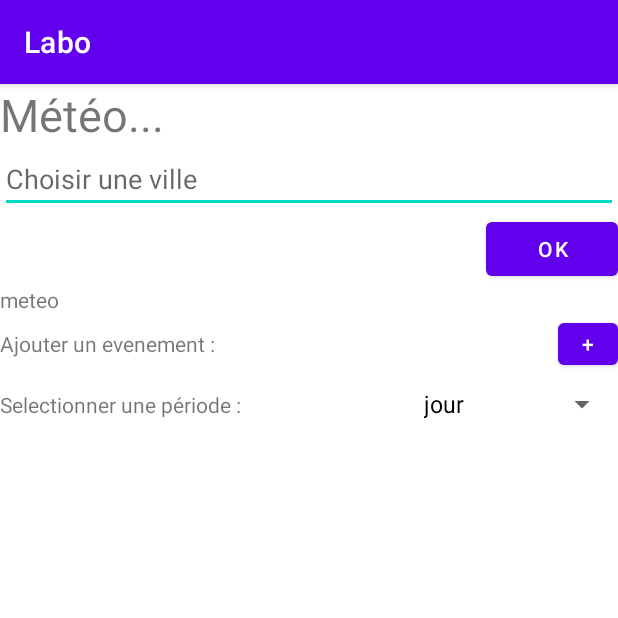
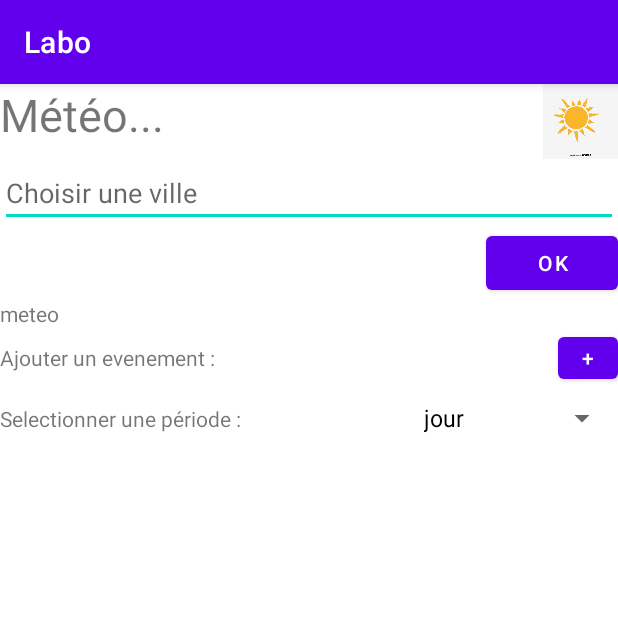
Before and after one commit to marieThielens/evenement, an Android app: the screen it shows after launch (MainActivity), on a phone screen of 412 x 824 dp, the top half of it. Run offline under Robolectric (Android 15) with nearby library versions, the phone set to English and light mode, and no system bars; 2 statements that could not run were skipped.

Commit message:
animation du soleil

```diff
--- a/app/src/main/java/com/example/labo/MainActivity.java
+++ b/app/src/main/java/com/example/labo/MainActivity.java
@@ -4,6 +4,7 @@ import androidx.appcompat.app.AlertDialog;
 import androidx.appcompat.app.AppCompatActivity;
 import androidx.fragment.app.FragmentManager;
 import androidx.fragment.app.FragmentTransaction;
+import androidx.recyclerview.widget.ItemTouchHelper;
 import androidx.recyclerview.widget.LinearLayoutManager;
 import androidx.recyclerview.widget.RecyclerView;
 
@@ -31,6 +32,8 @@ import java.util.List;
 
 // implements pour mon spinner (comme input select )
 public class MainActivity extends AppCompatActivity  implements AdapterView.OnItemSelectedListener {
+
+
     String[] periode = {"jour", "semaine", "mois"};
 
     private List<Activity> activities = new ArrayList<>();
--- a/app/src/main/java/com/example/labo/MeteoFragment.java
+++ b/app/src/main/java/com/example/labo/MeteoFragment.java
@@ -1,16 +1,25 @@
 package com.example.labo;
 
+import android.animation.ObjectAnimator;
+import android.content.res.Resources;
+import android.graphics.drawable.Drawable;
 import android.os.AsyncTask;
 import android.os.Bundle;
 
+import androidx.core.content.ContextCompat;
+import androidx.core.content.res.ResourcesCompat;
 import androidx.fragment.app.Fragment;
 
 import android.util.Log;
 import android.view.LayoutInflater;
 import android.view.View;
 import android.view.ViewGroup;
+import android.view.animation.Animation;
+import android.view.animation.LinearInterpolator;
+import android.view.animation.RotateAnimation;
 import android.widget.Button;
 import android.widget.EditText;
+import android.widget.ImageView;
 import android.widget.TextView;
 
 import com.example.labo.api.RequeteMeteo;
@@ -23,36 +32,32 @@ public class MeteoFragment extends Fragment {
     TextView tvMeteo;
     EditText choixVille;
     Button btnChoixVille;
+    ImageView soleil;
 
-    // the fragment initialization parameters, e.g. ARG_ITEM_NUMBER
-    private static final String PARAM_METEO = "DateMeteo";
 
     public MeteoFragment() {
         // Required empty public constructor
     }
-    public static MeteoFragment newInstance(LocalDate dateMeteo) {
-        MeteoFragment fragment = new MeteoFragment();
-        Bundle args = new Bundle();
-        args.putString(PARAM_METEO, dateMeteo.toString());
-        fragment.setArguments(args);
-        return fragment;
-    }
 
-    @Override
-    public void onCreate(Bundle savedInstanceState) {
-        super.onCreate(savedInstanceState);
-        if (getArguments() != null) {
-            DateMeteo = LocalDate.parse(getArguments().getString(PARAM_METEO));
 
-        }
-    }
 
     @Override
     // est appelé lorque la vue  associée au fragment est crée
     public View onCreateView(LayoutInflater inflater, ViewGroup container,Bundle savedInstanceState) {
 
+
         // Inflate the layout for this fragment
         View v = inflater.inflate(R.layout.fragment_meteo, container, false);
+
+        // Animer le soleil ........................
+        soleil = v.findViewById(R.id.img_soleil);
+
+        RotateAnimation animation = new RotateAnimation(0.0f, 360.0f,Animation.RELATIVE_TO_SELF,0.5f, Animation.RELATIVE_TO_SELF, 0.5f);
+        animation.setInterpolator(new LinearInterpolator());
+        animation.setRepeatCount(Animation.INFINITE);
+        animation.setDuration(700);
+
+        soleil.startAnimation(animation);
 
         tvMeteo = v.findViewById(R.id.tv_meteo);
         choixVille = v.findViewById(R.id.tv_choix_ville);
--- a/app/src/main/res/layout/fragment_meteo.xml
+++ b/app/src/main/res/layout/fragment_meteo.xml
@@ -7,14 +7,26 @@
     android:orientation="vertical"
     tools:context=".MeteoFragment">
 
-    <!-- TODO: Update blank fragment layout -->
+    <LinearLayout
+        android:layout_width="match_parent"
+        android:layout_height="wrap_content"
+        android:orientation="horizontal"
+        >
     <TextView
         android:id="@+id/tv_meteo"
-        android:layout_width="match_parent"
+        android:layout_width="wrap_content"
         android:layout_height="wrap_content"
         android:text="Météo..."
         android:textSize="30sp"
+        android:layout_weight="1"
         />
+        <ImageView
+            android:id="@+id/img_soleil"
+            android:layout_width="50dp"
+            android:layout_height="50dp"
+            android:src="@drawable/soleil"
+            />
+    </LinearLayout>
 
     <EditText
         android:id="@+id/tv_choix_ville"
```
Also changed, not shown: app/src/main/res/drawable/soleil.png (added), app/src/main/res/drawable/soleil2.jpg (added).
